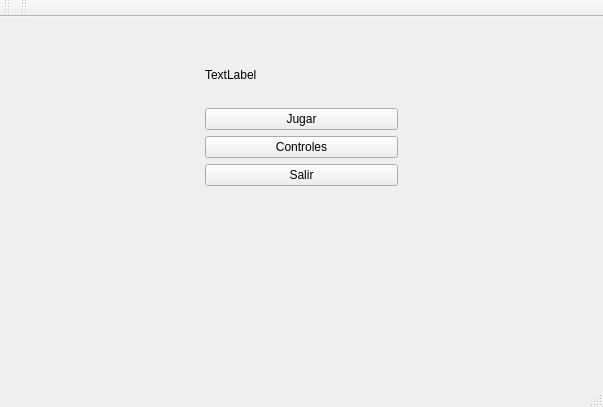
First picture: the form in client/ui/mainwindow.ui, repository FrancoLiberali/Worms-TallerI, before the edit.
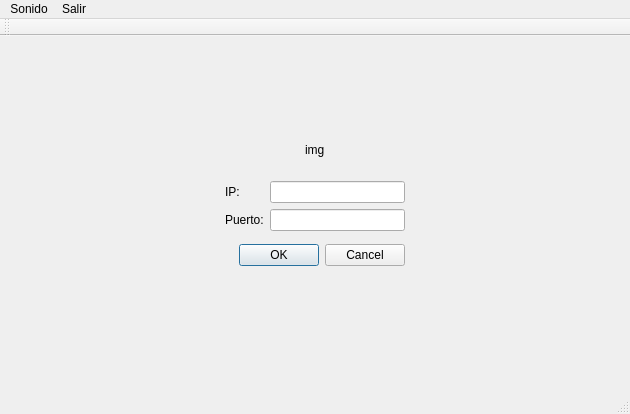
Second picture: the form after the edit. The open tabs and pages were chosen to show the change.

Commit message:
Tuning de GUI cliente.
Se maneja al salir de la ventana principal.

The edit to the form file:
```diff
--- a/client/ui/mainwindow.ui
+++ b/client/ui/mainwindow.ui
@@ -6,8 +6,8 @@
    <rect>
     <x>0</x>
     <y>0</y>
-    <width>603</width>
-    <height>407</height>
+    <width>630</width>
+    <height>414</height>
    </rect>
   </property>
   <property name="windowTitle">
@@ -15,66 +15,233 @@
   </property>
   <widget class="QWidget" name="centralWidget">
    <layout class="QGridLayout" name="gridLayout">
-    <item row="2" column="1">
-     <widget class="QLabel" name="label">
+    <item row="1" column="1" alignment="Qt::AlignHCenter|Qt::AlignVCenter">
+     <widget class="QLabel" name="homeImgLabel">
+      <property name="enabled">
+       <bool>true</bool>
+      </property>
+      <property name="layoutDirection">
+       <enum>Qt::LeftToRight</enum>
+      </property>
       <property name="text">
-       <string>TextLabel</string>
+       <string>img</string>
       </property>
      </widget>
     </item>
-    <item row="5" column="2">
-     <spacer name="horizontalSpacer_2">
-      <property name="orientation">
-       <enum>Qt::Horizontal</enum>
-      </property>
-      <property name="sizeHint" stdset="0">
-       <size>
-        <width>40</width>
-        <height>20</height>
-       </size>
-      </property>
-     </spacer>
-    </item>
-    <item row="5" column="0">
-     <spacer name="horizontalSpacer">
-      <property name="orientation">
-       <enum>Qt::Horizontal</enum>
-      </property>
-      <property name="sizeHint" stdset="0">
-       <size>
-        <width>40</width>
-        <height>20</height>
-       </size>
-      </property>
-     </spacer>
+    <item row="2" column="1">
+     <widget class="QStackedWidget" name="stackedWidget">
+      <widget class="QWidget" name="home">
+       <layout class="QGridLayout" name="gridLayout_2">
+        <item row="0" column="0">
+         <layout class="QVBoxLayout" name="verticalLayout">
+          <property name="spacing">
+           <number>17</number>
+          </property>
+          <property name="sizeConstraint">
+           <enum>QLayout::SetDefaultConstraint</enum>
+          </property>
+          <property name="topMargin">
+           <number>0</number>
+          </property>
+          <property name="rightMargin">
+           <number>0</number>
+          </property>
+          <property name="bottomMargin">
+           <number>0</number>
+          </property>
+          <item>
+           <widget class="QPushButton" name="playButton">
+            <property name="cursor">
+             <cursorShape>PointingHandCursor</cursorShape>
+            </property>
+            <property name="mouseTracking">
+             <bool>false</bool>
+            </property>
+            <property name="tabletTracking">
+             <bool>false</bool>
+            </property>
+            <property name="acceptDrops">
+             <bool>false</bool>
+            </property>
+            <property name="text">
+             <string>Jugar</string>
+            </property>
+           </widget>
+          </item>
+          <item>
+           <widget class="QPushButton" name="ctrlButton">
+            <property name="cursor">
+             <cursorShape>PointingHandCursor</cursorShape>
+            </property>
+            <property name="text">
+             <string>Controles</string>
+            </property>
+           </widget>
+          </item>
+          <item>
+           <widget class="QPushButton" name="exitButton">
+            <property name="cursor">
+             <cursorShape>PointingHandCursor</cursorShape>
+            </property>
+            <property name="autoFillBackground">
+             <bool>false</bool>
+            </property>
+            <property name="text">
+             <string>Salir</string>
+            </property>
+            <property name="checkable">
+             <bool>false</bool>
+            </property>
+            <property name="autoRepeat">
+             <bool>false</bool>
+            </property>
+            <property name="autoExclusive">
+             <bool>false</bool>
+            </property>
+            <property name="autoDefault">
+             <bool>true</bool>
+            </property>
+            <property name="default">
+             <bool>false</bool>
+            </property>
+            <property name="flat">
+             <bool>false</bool>
+            </property>
+           </widget>
+          </item>
+         </layout>
+        </item>
+       </layout>
+      </widget>
+      <widget class="QWidget" name="name">
+       <layout class="QGridLayout" name="gridLayout_3">
+        <item row="0" column="0">
+         <layout class="QVBoxLayout" name="verticalLayout_2">
+          <item>
+           <widget class="QLabel" name="label">
+            <property name="text">
+             <string>Ingrese su nombre:</string>
+            </property>
+           </widget>
+          </item>
+          <item>
+           <widget class="QLineEdit" name="nameLine">
+            <property name="enabled">
+             <bool>true</bool>
+            </property>
+            <property name="text">
+             <string notr="true"/>
+            </property>
+            <property name="frame">
+             <bool>true</bool>
+            </property>
+            <property name="echoMode">
+             <enum>QLineEdit::Normal</enum>
+            </property>
+            <property name="cursorPosition">
+             <number>0</number>
+            </property>
+            <property name="dragEnabled">
+             <bool>false</bool>
+            </property>
+            <property name="readOnly">
+             <bool>false</bool>
+            </property>
+            <property name="placeholderText">
+             <string>Su nombre aqui.</string>
+            </property>
+            <property name="cursorMoveStyle">
+             <enum>Qt::LogicalMoveStyle</enum>
+            </property>
+            <property name="clearButtonEnabled">
+             <bool>true</bool>
+            </property>
+           </widget>
+          </item>
+          <item>
+           <widget class="QDialogButtonBox" name="nameButtonBox">
+            <property name="standardButtons">
+             <set>QDialogButtonBox::Cancel|QDialogButtonBox::Ok</set>
+            </property>
+           </widget>
+          </item>
+         </layout>
+        </item>
+       </layout>
+      </widget>
+      <widget class="QWidget" name="connect">
+       <layout class="QGridLayout" name="gridLayout_4">
+        <item row="0" column="0">
+         <layout class="QVBoxLayout" name="verticalLayout_3">
+          <property name="spacing">
+           <number>13</number>
+          </property>
+          <property name="topMargin">
+           <number>0</number>
+          </property>
+          <property name="rightMargin">
+           <number>0</number>
+          </property>
+          <item>
+           <layout class="QHBoxLayout" name="horizontalLayout">
+            <item>
+             <layout class="QVBoxLayout" name="verticalLayout_5">
+              <item>
+               <widget class="QLabel" name="label_3">
+                <property name="text">
+                 <string>IP:</string>
+                </property>
+               </widget>
+              </item>
+              <item>
+               <widget class="QLabel" name="label_2">
+                <property name="text">
+                 <string>Puerto:</string>
+                </property>
+               </widget>
+              </item>
+             </layout>
+            </item>
+            <item>
+             <layout class="QVBoxLayout" name="verticalLayout_4">
+              <item>
+               <widget class="QLineEdit" name="ipLine">
+                <property name="text">
+                 <string comment="127.0.0.1"/>
+                </property>
+                <property name="clearButtonEnabled">
+                 <bool>true</bool>
+                </property>
+               </widget>
+              </item>
+              <item>
+               <widget class="QLineEdit" name="portLine">
+                <property name="text">
+                 <string comment="7777"/>
+                </property>
+                <property name="clearButtonEnabled">
+                 <bool>true</bool>
+                </property>
+               </widget>
+              </item>
+             </layout>
+            </item>
+           </layout>
+          </item>
+          <item>
+           <widget class="QDialogButtonBox" name="connectButtonBox">
+            <property name="standardButtons">
+             <set>QDialogButtonBox::Cancel|QDialogButtonBox::Ok</set>
+            </property>
+           </widget>
+          </item>
+         </layout>
+        </item>
+       </layout>
+      </widget>
+     </widget>
     </item>
     <item row="3" column="1">
-     <spacer name="horizontalSpacer_5">
-      <property name="orientation">
-       <enum>Qt::Horizontal</enum>
-      </property>
-      <property name="sizeHint" stdset="0">
-       <size>
-        <width>40</width>
-        <height>20</height>
-       </size>
-      </property>
-     </spacer>
-    </item>
-    <item row="1" column="1">
-     <spacer name="horizontalSpacer_4">
-      <property name="orientation">
-       <enum>Qt::Horizontal</enum>
-      </property>
-      <property name="sizeHint" stdset="0">
-       <size>
-        <width>40</width>
-        <height>20</height>
-       </size>
-      </property>
-     </spacer>
-    </item>
-    <item row="6" column="1">
      <spacer name="verticalSpacer">
       <property name="orientation">
        <enum>Qt::Vertical</enum>
@@ -90,6 +257,19 @@
     <item row="0" column="1">
      <spacer name="horizontalSpacer_3">
       <property name="orientation">
+       <enum>Qt::Vertical</enum>
+      </property>
+      <property name="sizeHint" stdset="0">
+       <size>
+        <width>20</width>
+        <height>40</height>
+       </size>
+      </property>
+     </spacer>
+    </item>
+    <item row="2" column="0">
+     <spacer name="horizontalSpacer">
+      <property name="orientation">
        <enum>Qt::Horizontal</enum>
       </property>
       <property name="sizeHint" stdset="0">
@@ -100,30 +280,18 @@
       </property>
      </spacer>
     </item>
-    <item row="5" column="1">
-     <layout class="QVBoxLayout" name="verticalLayout">
-      <item>
-       <widget class="QPushButton" name="playButton">
-        <property name="text">
-         <string>Jugar</string>
-        </property>
-       </widget>
-      </item>
-      <item>
-       <widget class="QPushButton" name="contrlButton">
-        <property name="text">
-         <string>Controles</string>
-        </property>
-       </widget>
-      </item>
-      <item>
-       <widget class="QPushButton" name="exitButton">
-        <property name="text">
-         <string>Salir</string>
-        </property>
-       </widget>
-      </item>
-     </layout>
+    <item row="2" column="3">
+     <spacer name="horizontalSpacer_2">
+      <property name="orientation">
+       <enum>Qt::Horizontal</enum>
+      </property>
+      <property name="sizeHint" stdset="0">
+       <size>
+        <width>40</width>
+        <height>20</height>
+       </size>
+      </property>
+     </spacer>
     </item>
    </layout>
   </widget>
@@ -132,10 +300,23 @@
     <rect>
      <x>0</x>
      <y>0</y>
-     <width>603</width>
+     <width>630</width>
      <height>22</height>
     </rect>
    </property>
+   <widget class="QMenu" name="menusonido">
+    <property name="title">
+     <string>Sonido</string>
+    </property>
+    <addaction name="actionoff"/>
+   </widget>
+   <widget class="QMenu" name="menuSalir">
+    <property name="title">
+     <string>Salir</string>
+    </property>
+   </widget>
+   <addaction name="menusonido"/>
+   <addaction name="menuSalir"/>
   </widget>
   <widget class="QToolBar" name="mainToolBar">
    <attribute name="toolBarArea">
@@ -146,17 +327,11 @@
    </attribute>
   </widget>
   <widget class="QStatusBar" name="statusBar"/>
-  <widget class="QToolBar" name="toolBar">
-   <property name="windowTitle">
-    <string>toolBar</string>
+  <action name="actionoff">
+   <property name="text">
+    <string>off</string>
    </property>
-   <attribute name="toolBarArea">
-    <enum>TopToolBarArea</enum>
-   </attribute>
-   <attribute name="toolBarBreak">
-    <bool>false</bool>
-   </attribute>
-  </widget>
+  </action>
  </widget>
  <layoutdefault spacing="6" margin="11"/>
  <resources/>
```
Left out of the diff: 2 changed lines with no effect on the pictures. The commit also changes 7 other files.
